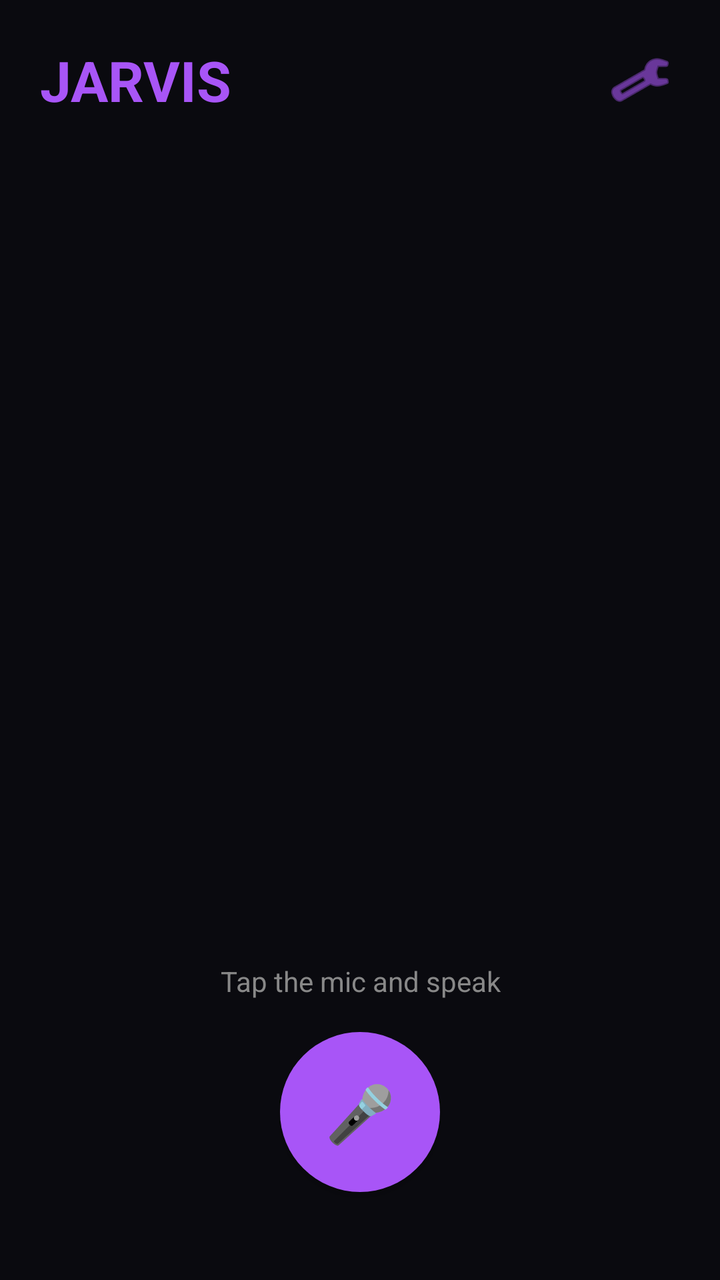
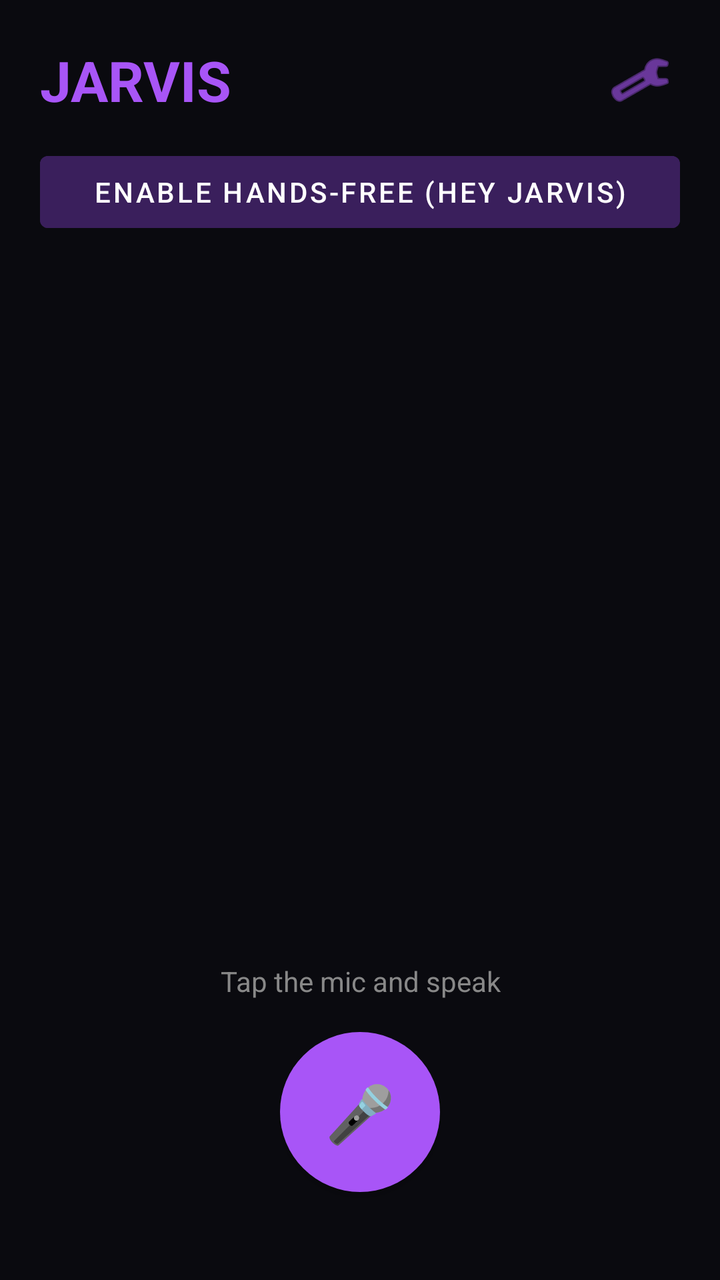

Compare the two renders of this Android layout. The source of the first and the diff that turns it into the second are given below.
<!-- AndroidManifest.xml: application theme Theme.Jarvis -->
<!-- res/layout/activity_main.xml -->
<?xml version="1.0" encoding="utf-8"?>
<LinearLayout xmlns:android="http://schemas.android.com/apk/res/android"
    xmlns:app="http://schemas.android.com/apk/res-auto"
    android:layout_width="match_parent"
    android:layout_height="match_parent"
    android:orientation="vertical"
    android:background="#0A0A0F"
    android:padding="20dp">

    <LinearLayout
        android:layout_width="match_parent"
        android:layout_height="wrap_content"
        android:orientation="horizontal"
        android:gravity="center_vertical">

        <TextView
            android:layout_width="0dp"
            android:layout_height="wrap_content"
            android:layout_weight="1"
            android:text="JARVIS"
            android:textColor="#A855F7"
            android:textSize="28sp"
            android:textStyle="bold" />

        <ImageButton
            android:id="@+id/settingsButton"
            android:layout_width="40dp"
            android:layout_height="40dp"
            android:background="@android:color/transparent"
            android:src="@android:drawable/ic_menu_manage"
            app:tint="#A855F7" />
    </LinearLayout>

    <ScrollView
        android:id="@+id/logScroll"
        android:layout_width="match_parent"
        android:layout_height="0dp"
        android:layout_weight="1"
        android:layout_marginTop="16dp">

        <TextView
            android:id="@+id/logText"
            android:layout_width="match_parent"
            android:layout_height="wrap_content"
            android:textColor="#DDDDDD"
            android:textSize="15sp"
            android:lineSpacingExtra="6dp" />
    </ScrollView>

    <TextView
        android:id="@+id/statusText"
        android:layout_width="match_parent"
        android:layout_height="wrap_content"
        android:text="Tap the mic and speak"
        android:textColor="#888888"
        android:textAlignment="center"
        android:paddingBottom="16dp"
        android:paddingTop="8dp" />

    <Button
        android:id="@+id/micButton"
        android:layout_width="80dp"
        android:layout_height="80dp"
        android:layout_gravity="center_horizontal"
        android:layout_marginBottom="24dp"
        android:background="@drawable/mic_button_bg"
        android:text="🎤"
        android:textSize="28sp" />

</LinearLayout>
<!-- resources referenced by this layout -->
<resources>
  <!-- drawable mic_button_bg (drawable) -->
  <?xml version="1.0" encoding="utf-8"?>
  <shape xmlns:android="http://schemas.android.com/apk/res/android"
      android:shape="oval">
      <solid android:color="#A855F7" />
  </shape>
  <style name="Theme.Jarvis" parent="Theme.MaterialComponents.DayNight.NoActionBar">
          <item name="colorPrimary">#A855F7</item>
          <item name="android:windowBackground">#0A0A0F</item>
      </style>
</resources>

<!-- the commit's change to res/layout/activity_main.xml (unified diff, before → after) -->
@@ -30,6 +30,15 @@
             android:src="@android:drawable/ic_menu_manage"
             app:tint="#A855F7" />
     </LinearLayout>
+
+    <Button
+        android:id="@+id/handsFreeButton"
+        android:layout_width="match_parent"
+        android:layout_height="wrap_content"
+        android:layout_marginTop="12dp"
+        android:text="Enable Hands-Free (Hey Jarvis)"
+        android:backgroundTint="#3A1F5C"
+        android:textColor="#FFFFFF" />
 
     <ScrollView
         android:id="@+id/logScroll"
